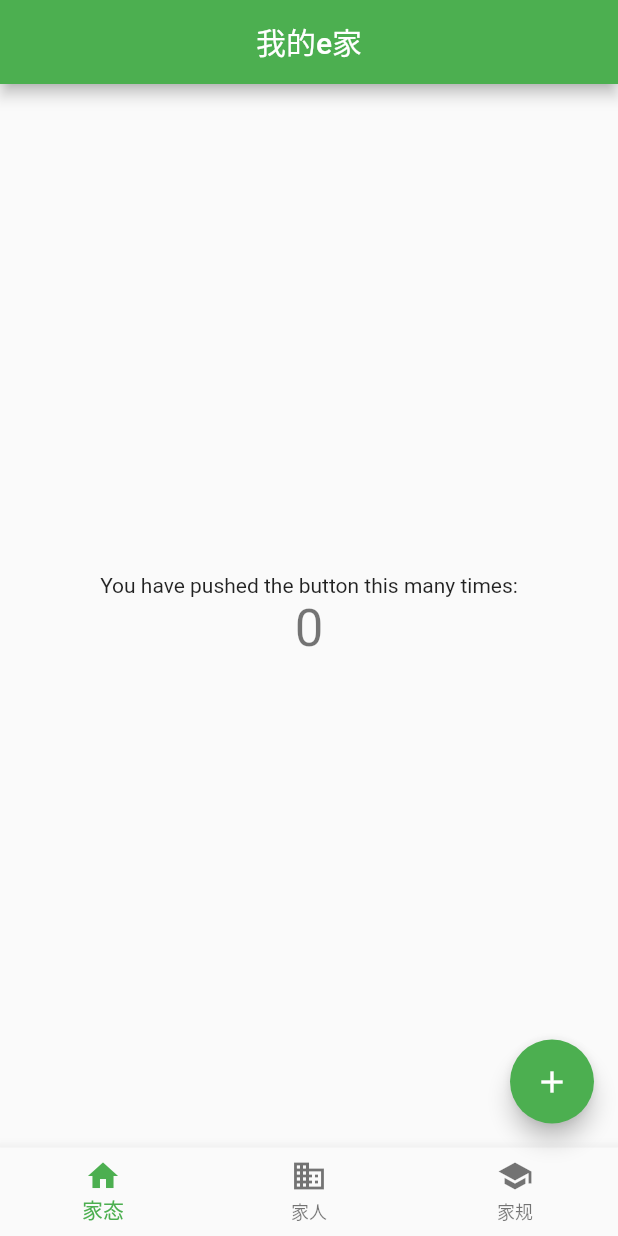
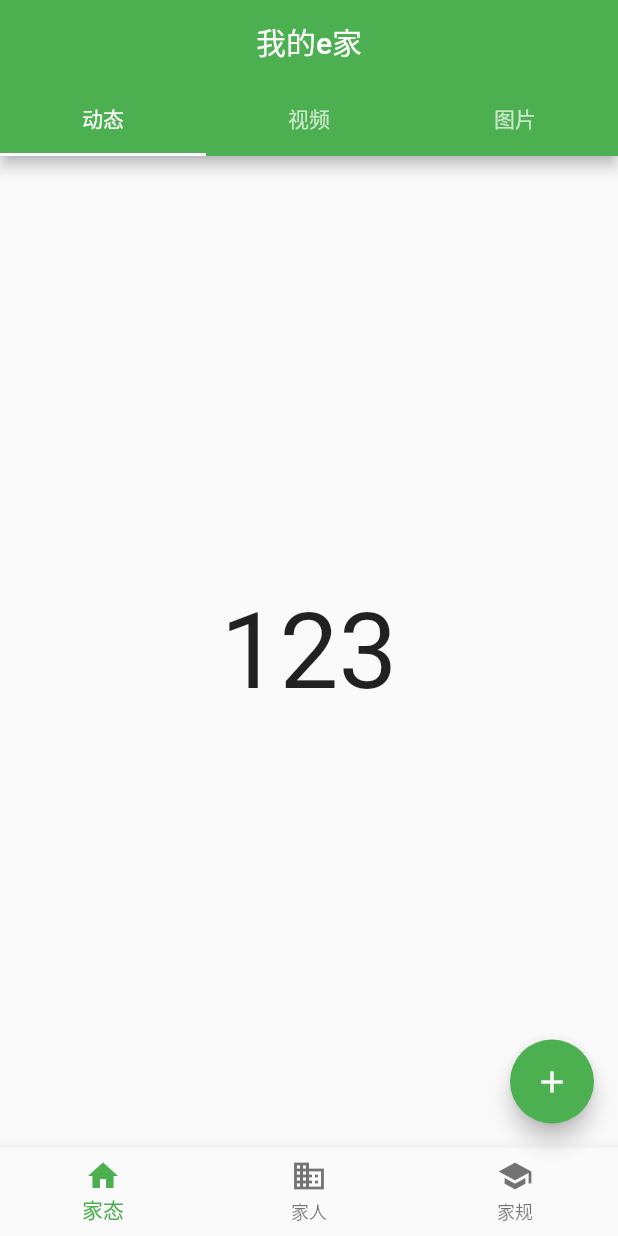
Before and after one commit to myflutter/Fy, a Flutter app: the screen it shows after launch, on a phone screen of 412 x 824 dp. Run offline on Flutter 3.47's test engine with Material 2 defaults, Android fonts, the phone set to English and light mode, and no system bars; our stand-ins replace dio.

Commit message:
增加tabBar

```diff
--- a/lib/main.dart
+++ b/lib/main.dart
@@ -25,9 +25,10 @@ class MyHomePage extends StatefulWidget {
   _MyHomePageState createState() => _MyHomePageState();
 }
 
-class _MyHomePageState extends State<MyHomePage> {
+class _MyHomePageState extends State<MyHomePage> with SingleTickerProviderStateMixin {
   int _counter = 0;
   int _selectedIndex= 0;
+  TabController _tabController;
   Future _incrementCounter() async{
     String url = '/novelApi';
     var response=await HttpUtil().get(url);
@@ -39,28 +40,42 @@ class _MyHomePageState extends State<MyHomePage> {
      _selectedIndex =index;
     });
   }
-  TabController _headerTabController;
-  List tabs=['动态','图片','视频'];
+  @override
+  void initState() {
+    super.initState();
+    _tabController= new TabController(length: 3,vsync: this);
+  }
   @override
   Widget build(BuildContext context) {
     return Scaffold(
       appBar: AppBar(
         title: Text(widget.title),
         centerTitle: true,
-      ),
-      body: Center(
-        child: Column(
-          mainAxisAlignment: MainAxisAlignment.center,
-          children: <Widget>[
-            Text(
-              'You have pushed the button this many times:',
-            ),
-            Text(
-              '$_counter',
-              style: Theme.of(context).textTheme.display1,
-            ),
+        bottom: TabBar(
+          controller: _tabController,
+          tabs: <Widget>[
+            new Tab(text: '动态'),
+            new Tab(text: '视频'),
+            new Tab(text: '图片'),
           ],
         ),
+      ),
+      body: TabBarView(
+        controller: _tabController,
+        children: <Widget>[
+          Container(
+            alignment: Alignment.center,
+            child: Text('123', textScaleFactor: 5),
+          ),
+          Container(
+            alignment: Alignment.center,
+            child: Text('456', textScaleFactor: 5),
+          ),
+          Container(
+            alignment: Alignment.center,
+            child: Text('789', textScaleFactor: 5),
+          ),
+        ],
       ),
       floatingActionButton: FloatingActionButton(
         onPressed: _incrementCounter,
```
Also changed, not shown: 4 other files.
